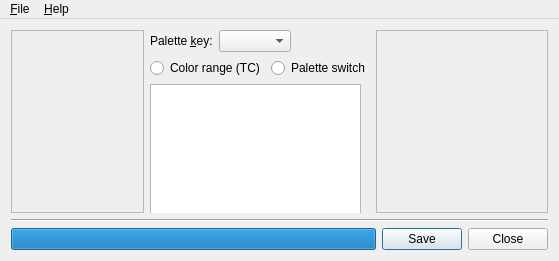
Above: mainwindow.ui from irydacea/wespal before the change. Below: the same form after it.
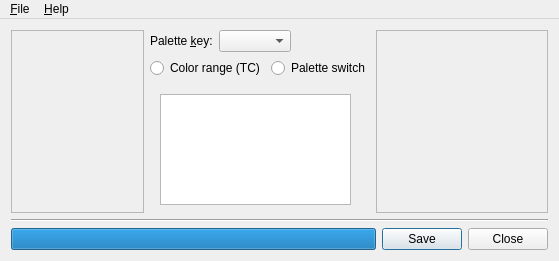
That is the form after the change. Icons and pictures are not drawn.

Commit message: Padding, etc. fixes

```diff
--- a/mainwindow.ui
+++ b/mainwindow.ui
@@ -128,10 +128,10 @@
        <widget class="QListWidget" name="listRanges">
         <property name="geometry">
          <rect>
-          <x>0</x>
-          <y>0</y>
-          <width>211</width>
-          <height>151</height>
+          <x>10</x>
+          <y>10</y>
+          <width>191</width>
+          <height>111</height>
          </rect>
         </property>
         <property name="sizePolicy">
```
